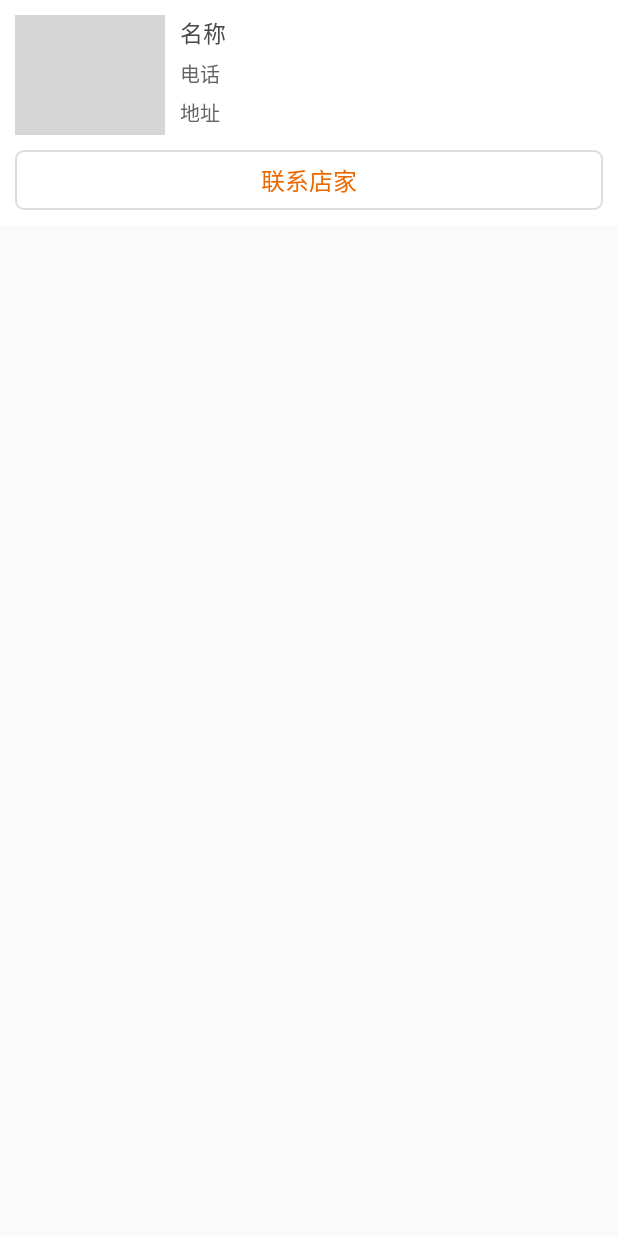
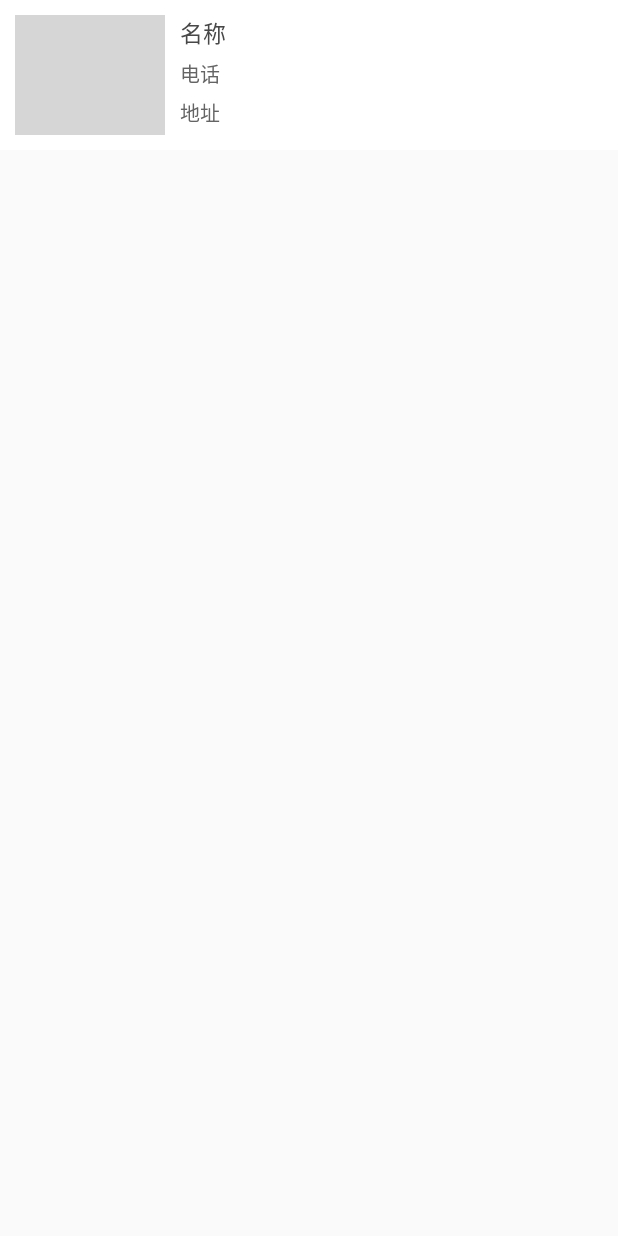
Before and after one commit to wangl271464434/jieniu, an Android app: the layout search_store_item.xml on its own in the app's theme, with its tools: preview values and no code run, on a phone screen of 412 x 824 dp. Run offline under Robolectric (Android 15) with nearby library versions, the phone set to English and light mode, and no system bars; grey boxes are pictures that could not be loaded.

```diff
--- a/app/src/main/java/com/jieniuwuliu/jieniu/home/OrderInfoActivity.java
+++ b/app/src/main/java/com/jieniuwuliu/jieniu/home/OrderInfoActivity.java
@@ -374,6 +374,8 @@ public class OrderInfoActivity extends AppCompatActivity implements RouteSearch.
     @Override
     public void onWeatherLiveSearched(LocalWeatherLiveResult localWeatherLiveResult, int i) {
         if (i == 1000){
+            layoutGif.setVisibility(View.VISIBLE);
+            gifView.setImageResource(R.drawable.yu);
             if (localWeatherLiveResult!=null){
               LocalWeatherLive weatherLive = localWeatherLiveResult.getLiveResult();
               if (weatherLive.getWeather().equals("冰雹")){
--- a/app/src/main/java/com/jieniuwuliu/jieniu/qipeishang/QPSListActivity.java
+++ b/app/src/main/java/com/jieniuwuliu/jieniu/qipeishang/QPSListActivity.java
@@ -70,7 +70,7 @@ public class QPSListActivity extends BaseActivity implements OnRefreshListener,
     private int page = 1,num = 10;
     private Intent intent;
     private List<StoreBean.DataBean> list;
-    private int partsType = 2,type;
+    private int partsType = 1000,type;
     private String car = "",token;
     private QiPeiShangListAdapter adapter;
     private MyLoading loading;
--- a/app/src/main/res/layout/activity_order_info.xml
+++ b/app/src/main/res/layout/activity_order_info.xml
@@ -11,7 +11,7 @@
         android:layout_width="match_parent"
         android:layout_height="wrap_content"
         android:background="@color/orange"
-        android:padding="@dimen/size_10dp"
+        android:padding="@dimen/size_5dp"
         >
         <LinearLayout
             android:id="@+id/layout_back"
@@ -57,6 +57,7 @@
         android:layout_width="match_parent"
         android:layout_height="match_parent"
         android:background="@color/weather_bg"
+        android:layout_below="@id/layout_title"
         android:visibility="gone"
         >
         <pl.droidsonroids.gif.GifImageView
--- a/app/src/main/res/layout/activity_qpslist.xml
+++ b/app/src/main/res/layout/activity_qpslist.xml
@@ -34,7 +34,7 @@
                 android:layout_height="wrap_content"
                 android:textSize="@dimen/size_18sp"
                 android:textColor="@color/white"
-                android:text="海纳汽配城"
+                android:text="全部汽配城"
                 />
             <ImageView
                 android:id="@+id/img"
--- a/app/src/main/res/layout/search_store_item.xml
+++ b/app/src/main/res/layout/search_store_item.xml
@@ -50,17 +50,4 @@
             android:layout_marginTop="@dimen/size_5dp"
             />
     </LinearLayout>
-        <TextView
-            android:id="@+id/tv_call"
-            android:layout_width="match_parent"
-            android:layout_height="wrap_content"
-            android:text="联系店家"
-            android:gravity="center"
-            android:textSize="@dimen/size_16sp"
-            android:textColor="@color/orange"
-            android:background="@drawable/btn_white_shape"
-            android:padding="@dimen/size_8dp"
-            android:layout_below="@id/img"
-            android:layout_marginTop="@dimen/size_10dp"
-            />
 </RelativeLayout>
```
Also changed, not shown: app/src/main/java/com/jieniuwuliu/jieniu/jijian/EditShouAdrActivity.java (+8 -1 lines), app/src/main/java/com/jieniuwuliu/jieniu/jijian/adapter/SearchStoreAdapter.java (+8 -19 lines).
